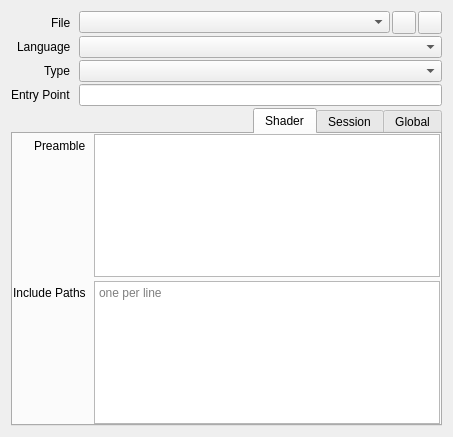
houmain/gpupad, file src/session/ShaderProperties.ui: the form before one commit.
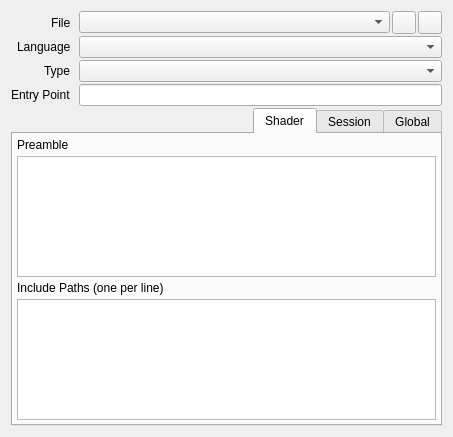
The form after the commit. Icons and pictures are not drawn. Custom widgets are drawn as their Qt base class.

Commit message: Improved layout of shader/attachment property panel

Patch:
```diff
--- a/src/session/ShaderProperties.ui
+++ b/src/session/ShaderProperties.ui
@@ -289,57 +289,48 @@
       </attribute>
       <layout class="QVBoxLayout" name="verticalLayout_4">
        <property name="leftMargin">
-        <number>0</number>
+        <number>4</number>
        </property>
        <property name="topMargin">
-        <number>0</number>
+        <number>4</number>
        </property>
        <property name="rightMargin">
-        <number>0</number>
+        <number>4</number>
        </property>
        <property name="bottomMargin">
-        <number>0</number>
+        <number>4</number>
        </property>
        <item>
-        <layout class="QFormLayout" name="formLayout1">
-         <property name="labelAlignment">
-          <set>Qt::AlignRight|Qt::AlignTrailing|Qt::AlignVCenter</set>
-         </property>
-         <property name="horizontalSpacing">
-          <number>8</number>
-         </property>
-         <property name="verticalSpacing">
+        <layout class="QVBoxLayout" name="verticalLayout_2">
+         <property name="spacing">
           <number>4</number>
          </property>
-         <item row="0" column="0">
+         <item>
           <widget class="QLabel" name="labelShaderPreamble">
            <property name="text">
             <string>Preamble</string>
            </property>
           </widget>
          </item>
-         <item row="0" column="1">
+         <item>
           <widget class="ExpressionEditor" name="shaderPreamble">
            <property name="lineWrapMode">
             <enum>QPlainTextEdit::NoWrap</enum>
            </property>
           </widget>
          </item>
-         <item row="1" column="0">
+         <item>
           <widget class="QLabel" name="labelShaderIncludePaths">
            <property name="text">
-            <string>Include Paths</string>
+            <string>Include Paths (one per line)</string>
            </property>
           </widget>
          </item>
-         <item row="1" column="1">
+         <item>
           <widget class="ExpressionEditor" name="shaderIncludePaths">
            <property name="lineWrapMode">
             <enum>QPlainTextEdit::NoWrap</enum>
            </property>
-           <property name="placeholderText">
-            <string>one per line</string>
-           </property>
           </widget>
          </item>
         </layout>
```
Left out of the diff: 62 changed lines with no effect on the pictures. The commit also changes 3 other files.
